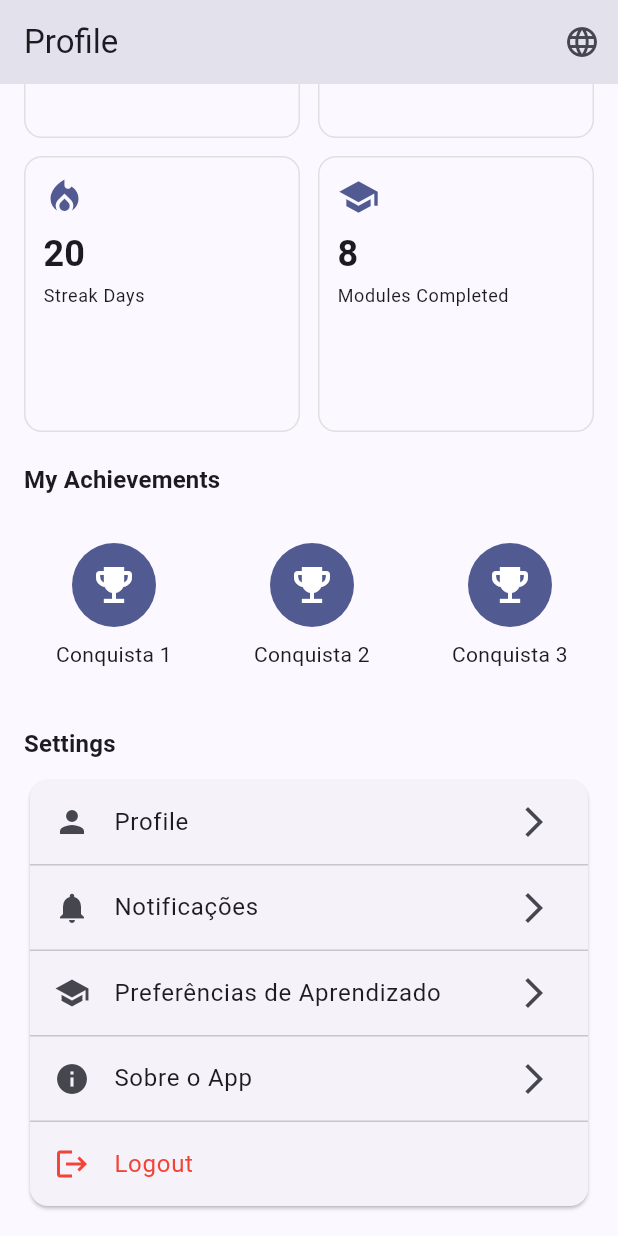
After one commit to EEEEERIKO/aplicacion_senas, a Flutter app: the ProfileScreen screen opened by its route, scrolled down 300 dp, after a tap on the "language" icon, on a phone screen of 412 x 824 dp. The commit adds this screen. Run offline on Flutter 3.47's test engine with Material 3 defaults, Android fonts, the phone set to English and light mode, and no system bars; our stand-ins replace flutter_riverpod, go_router; network calls fail.

Commit message:
feat(profile): add profile screen, user providers, locale provider and mock repo

```diff
--- a/lib/src/app.dart
+++ b/lib/src/app.dart
@@ -1,7 +1,9 @@
 import 'package:flutter/material.dart';
 import 'package:go_router/go_router.dart';
+import 'package:flutter_localizations/flutter_localizations.dart';
 import 'ui/screens/onboarding_screen.dart';
 import 'ui/screens/home_screen.dart';
+import 'ui/screens/profile_screen.dart';
 
 class App extends StatelessWidget {
   const App({super.key});
@@ -13,6 +15,7 @@ class App extends StatelessWidget {
       routes: [
         GoRoute(path: '/', builder: (context, state) => const OnboardingScreen()),
         GoRoute(path: '/home', builder: (context, state) => const HomeScreen()),
+        GoRoute(path: '/profile', builder: (context, state) => const ProfileScreen()),
       ],
     );
 
@@ -23,6 +26,22 @@ class App extends StatelessWidget {
         useMaterial3: true,
       ),
       routerConfig: router,
+      localizationsDelegates: [
+        GlobalMaterialLocalizations.delegate,
+        GlobalWidgetsLocalizations.delegate,
+        GlobalCupertinoLocalizations.delegate,
+      ],
+      supportedLocales: const [
+        Locale('pt', 'BR'),
+        Locale('en', 'US'),
+      ],
+      localeResolutionCallback: (locale, supportedLocales) {
+        if (locale == null) return supportedLocales.first;
+        for (var supported in supportedLocales) {
+          if (supported.languageCode == locale.languageCode) return supported;
+        }
+        return supportedLocales.first;
+      },
     );
   }
 }
--- /dev/null
+++ b/lib/src/data/repositories/user_repository.dart
@@ -0,0 +1,25 @@
+import '../../domain/models/user.dart';
+
+abstract class UserRepository {
+  Future<User> fetchCurrentUser();
+}
+
+/// Simple in-memory mock repository for development.
+class MockUserRepository implements UserRepository {
+  @override
+  Future<User> fetchCurrentUser() async {
+    // simulate network latency
+    await Future.delayed(const Duration(milliseconds: 200));
+    return User(
+      id: 'user-1',
+      name: 'Alex Green',
+      role: 'Aprendiz de Sinais',
+      avatarUrl:
+          'https://lh3.googleusercontent.com/aida-public/AB6AXuChcc8FfZ60LeCeAb64M4bUB8jcAP87T55SyP-HK...',
+      signsLearned: 150,
+      studyTime: '10h 30m',
+      streakDays: 20,
+      modulesCompleted: 8,
+    );
+  }
+}
--- /dev/null
+++ b/lib/src/domain/models/user.dart
@@ -0,0 +1,21 @@
+class User {
+  final String id;
+  final String name;
+  final String role;
+  final String avatarUrl;
+  final int signsLearned;
+  final String studyTime; // keep simple '10h 30m'
+  final int streakDays;
+  final int modulesCompleted;
+
+  User({
+    required this.id,
+    required this.name,
+    required this.role,
+    required this.avatarUrl,
+    required this.signsLearned,
+    required this.studyTime,
+    required this.streakDays,
+    required this.modulesCompleted,
+  });
+}
--- /dev/null
+++ b/lib/src/services/model_manager.dart
@@ -0,0 +1,32 @@
+import 'dart:io';
+import 'package:path/path.dart' as p;
+import 'package:http/http.dart' as http;
+import 'package:path_provider/path_provider.dart';
+
+/// Simple model manager: downloads and stores TFLite models per locale.
+class ModelManager {
+  const ModelManager();
+
+  Future<Directory> _appDir() async => await getApplicationDocumentsDirectory();
+
+  Future<String> localModelPath(String localeCode, String filename) async {
+    final dir = await _appDir();
+    final modelsDir = Directory(p.join(dir.path, 'models', localeCode));
+    if (!await modelsDir.exists()) await modelsDir.create(recursive: true);
+    return p.join(modelsDir.path, filename);
+  }
+
+  Future<File> downloadModel(String url, String localeCode, {required String filename}) async {
+    final res = await http.get(Uri.parse(url));
+    if (res.statusCode != 200) throw Exception('Failed to download model');
+    final path = await localModelPath(localeCode, filename);
+    final file = File(path);
+    await file.writeAsBytes(res.bodyBytes);
+    return file;
+  }
+
+  Future<bool> modelExists(String localeCode, String filename) async {
+    final path = await localModelPath(localeCode, filename);
+    return File(path).exists();
+  }
+}
--- /dev/null
+++ b/lib/src/state/providers/locale_provider.dart
@@ -0,0 +1,39 @@
+import 'package:flutter_riverpod/flutter_riverpod.dart';
+import 'package:flutter/material.dart';
+
+final localeProvider = StateProvider<Locale>((ref) {
+  return const Locale('pt', 'BR');
+});
+
+final localizedStringsProvider = Provider<Map<String, Map<String, String>>>((ref) {
+  return {
+    'pt_BR': {
+      'profile': 'Perfil',
+      'my_progress': 'Meu Progresso',
+      'signs_learned': 'Sinais Aprendidos',
+      'study_time': 'Tempo de Estudo',
+      'streak_days': 'Dias Consecutivos',
+      'modules_completed': 'Módulos Concluídos',
+      'achievements': 'Minhas Conquistas',
+      'settings': 'Ajustes',
+      'logout': 'Sair',
+      'home': 'Início',
+      'lessons': 'Aulas',
+      'practice': 'Praticar',
+    },
+    'en_US': {
+      'profile': 'Profile',
+      'my_progress': 'My Progress',
+      'signs_learned': 'Signs Learned',
+      'study_time': 'Study Time',
+      'streak_days': 'Streak Days',
+      'modules_completed': 'Modules Completed',
+      'achievements': 'My Achievements',
+      'settings': 'Settings',
+      'logout': 'Logout',
+      'home': 'Home',
+      'lessons': 'Lessons',
+      'practice': 'Practice',
+    }
+  };
+});
--- /dev/null
+++ b/lib/src/state/providers/user_provider.dart
@@ -0,0 +1,12 @@
+import 'package:flutter_riverpod/flutter_riverpod.dart';
+import '../../data/repositories/user_repository.dart';
+import '../../domain/models/user.dart';
+
+final userRepositoryProvider = Provider<UserRepository>((ref) {
+  return MockUserRepository();
+});
+
+final currentUserProvider = FutureProvider<User>((ref) async {
+  final repo = ref.watch(userRepositoryProvider);
+  return repo.fetchCurrentUser();
+});
--- /dev/null
+++ b/lib/src/ui/screens/profile_screen.dart
@@ -0,0 +1,150 @@
+import 'package:flutter/material.dart';
+import 'package:flutter_riverpod/flutter_riverpod.dart';
+import '../../state/providers/user_provider.dart';
+import '../../state/providers/locale_provider.dart';
+
+class ProfileScreen extends ConsumerWidget {
+  const ProfileScreen({super.key});
+
+  @override
+  Widget build(BuildContext context, WidgetRef ref) {
+    final asyncUser = ref.watch(currentUserProvider);
+    final locale = ref.watch(localeProvider);
+    final strings = ref.watch(localizedStringsProvider)["${locale.languageCode}_${locale.countryCode}"]!;
+
+    return Scaffold(
+      appBar: AppBar(
+        title: Text(strings['profile'] ?? 'Profile'),
+        actions: [
+          IconButton(
+            icon: const Icon(Icons.language),
+            onPressed: () {
+              // toggle language simple: pt_BR <-> en_US
+              final current = ref.read(localeProvider);
+              if (current.languageCode == 'pt') {
+                ref.read(localeProvider.notifier).state = const Locale('en', 'US');
+              } else {
+                ref.read(localeProvider.notifier).state = const Locale('pt', 'BR');
+              }
+            },
+          )
+        ],
+      ),
+      body: asyncUser.when(
+        data: (user) => SingleChildScrollView(
+          padding: const EdgeInsets.all(16),
+          child: Column(
+            crossAxisAlignment: CrossAxisAlignment.start,
+            children: [
+              // Header
+              Row(
+                children: [
+                  CircleAvatar(
+                    radius: 40,
+                    backgroundImage: NetworkImage(user.avatarUrl),
+                  ),
+                  const SizedBox(width: 12),
+                  Column(
+                    crossAxisAlignment: CrossAxisAlignment.start,
+                    children: [
+                      Text(user.name, style: Theme.of(context).textTheme.headlineSmall?.copyWith(fontWeight: FontWeight.bold)),
+                      const SizedBox(height: 4),
+                      Text(user.role, style: Theme.of(context).textTheme.bodyMedium),
+                    ],
+                  )
+                ],
+              ),
+              const SizedBox(height: 20),
+              Text(strings['my_progress'] ?? 'My Progress', style: Theme.of(context).textTheme.titleMedium?.copyWith(fontWeight: FontWeight.bold)),
+              const SizedBox(height: 12),
+              GridView.count(
+                crossAxisCount: 2,
+                crossAxisSpacing: 12,
+                mainAxisSpacing: 12,
+                shrinkWrap: true,
+                physics: const NeverScrollableScrollPhysics(),
+                children: [
+                  _statCard(context, Icons.sign_language, user.signsLearned.toString(), strings['signs_learned']!),
+                  _statCard(context, Icons.schedule, user.studyTime, strings['study_time']!),
+                  _statCard(context, Icons.local_fire_department, user.streakDays.toString(), strings['streak_days']!),
+                  _statCard(context, Icons.school, user.modulesCompleted.toString(), strings['modules_completed']!),
+                ],
+              ),
+              const SizedBox(height: 20),
+              Text(strings['achievements'] ?? 'Achievements', style: Theme.of(context).textTheme.titleMedium?.copyWith(fontWeight: FontWeight.bold)),
+              const SizedBox(height: 12),
+              SizedBox(
+                height: 120,
+                child: ListView(
+                  scrollDirection: Axis.horizontal,
+                  children: List.generate(5, (i) => _achievementCard(context, i)),
+                ),
+              ),
+              const SizedBox(height: 20),
+              Text(strings['settings'] ?? 'Settings', style: Theme.of(context).textTheme.titleMedium?.copyWith(fontWeight: FontWeight.bold)),
+              const SizedBox(height: 8),
+              Card(
+                child: Column(
+                  children: [
+                    ListTile(leading: const Icon(Icons.person), title: Text(strings['profile'] ?? 'Profile'), trailing: const Icon(Icons.arrow_forward_ios)),
+                    const Divider(height: 1),
+                    ListTile(leading: const Icon(Icons.notifications), title: Text('Notificações'), trailing: const Icon(Icons.arrow_forward_ios)),
+                    const Divider(height: 1),
+                    ListTile(leading: const Icon(Icons.school), title: Text('Preferências de Aprendizado'), trailing: const Icon(Icons.arrow_forward_ios)),
+                    const Divider(height: 1),
+                    ListTile(leading: const Icon(Icons.info), title: Text('Sobre o App'), trailing: const Icon(Icons.arrow_forward_ios)),
+                    const Divider(height: 1),
+                    ListTile(leading: const Icon(Icons.logout, color: Colors.red), title: Text(strings['logout'] ?? 'Logout', style: const TextStyle(color: Colors.red)), onTap: () {}),
+                  ],
+                ),
+              )
+            ],
+          ),
+        ),
+        loading: () => const Center(child: CircularProgressIndicator()),
+        error: (e, st) => Center(child: Text('Erro: $e')),
+      ),
+    );
+  }
+
+  Widget _statCard(BuildContext context, IconData icon, String value, String label) {
+    return Container(
+      padding: const EdgeInsets.all(12),
+      decoration: BoxDecoration(
+        borderRadius: BorderRadius.circular(12),
+        border: Border.all(color: Colors.grey.shade300),
+        color: Theme.of(context).cardColor.withOpacity(0.6),
+      ),
+      child: Column(
+        crossAxisAlignment: CrossAxisAlignment.start,
+        children: [
+          Icon(icon, color: Theme.of(context).colorScheme.primary, size: 28),
+          const SizedBox(height: 8),
+          Text(value, style: Theme.of(context).textTheme.headlineSmall?.copyWith(fontWeight: FontWeight.bold)),
+          const SizedBox(height: 4),
+          Text(label, style: Theme.of(context).textTheme.bodySmall),
+        ],
+      ),
+    );
+  }
+
+  Widget _achievementCard(BuildContext context, int index) {
+    return Container(
+      width: 120,
+      margin: const EdgeInsets.only(right: 12),
+      padding: const EdgeInsets.all(12),
+      decoration: BoxDecoration(
+        borderRadius: BorderRadius.circular(12),
+        color: Theme.of(context).cardColor.withOpacity(0.7),
+      ),
+      child: Column(
+        mainAxisAlignment: MainAxisAlignment.center,
+        children: [
+          CircleAvatar(radius: 28, backgroundColor: Theme.of(context).colorScheme.primary, child: const Icon(Icons.emoji_events, color: Colors.white, size: 32)),
+          const SizedBox(height: 8),
+          Text('Conquista ${index + 1}', textAlign: TextAlign.center),
+        ],
+      ),
+    );
+  }
+}
--- a/pubspec.yaml
+++ b/pubspec.yaml
@@ -39,6 +39,11 @@ dependencies:
   hive: ^2.2.3
   hive_flutter: ^1.1.0
   path_provider: ^2.0.15
+  flutter_localizations:
+    sdk: flutter
+  intl: ^0.20.2
+  http: ^1.5.0
+  path: ^1.8.3
 
 dev_dependencies:
   flutter_test:
```
